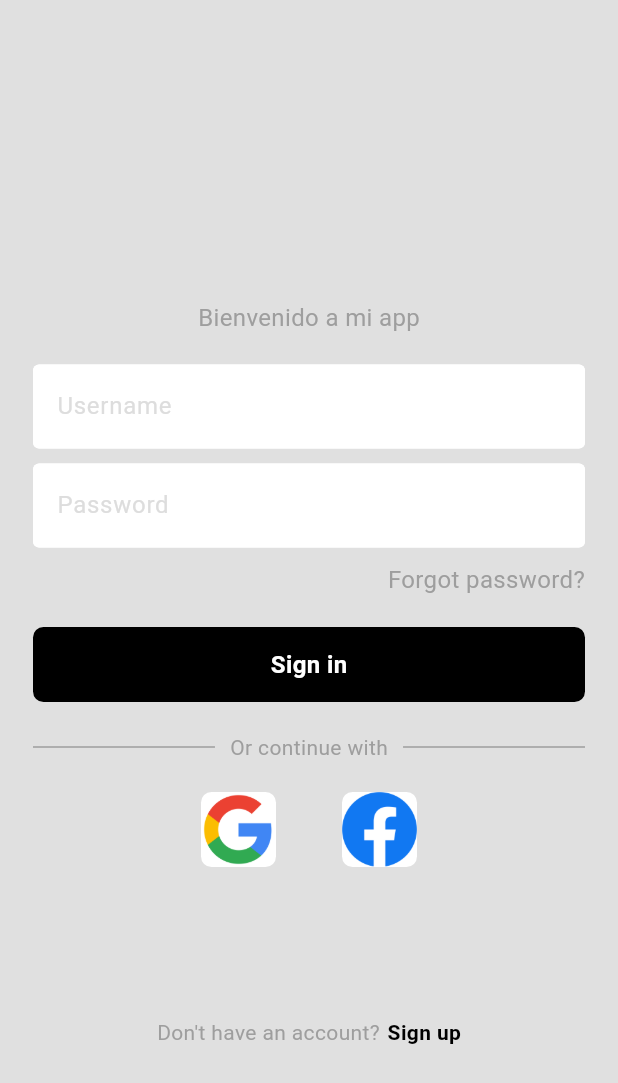
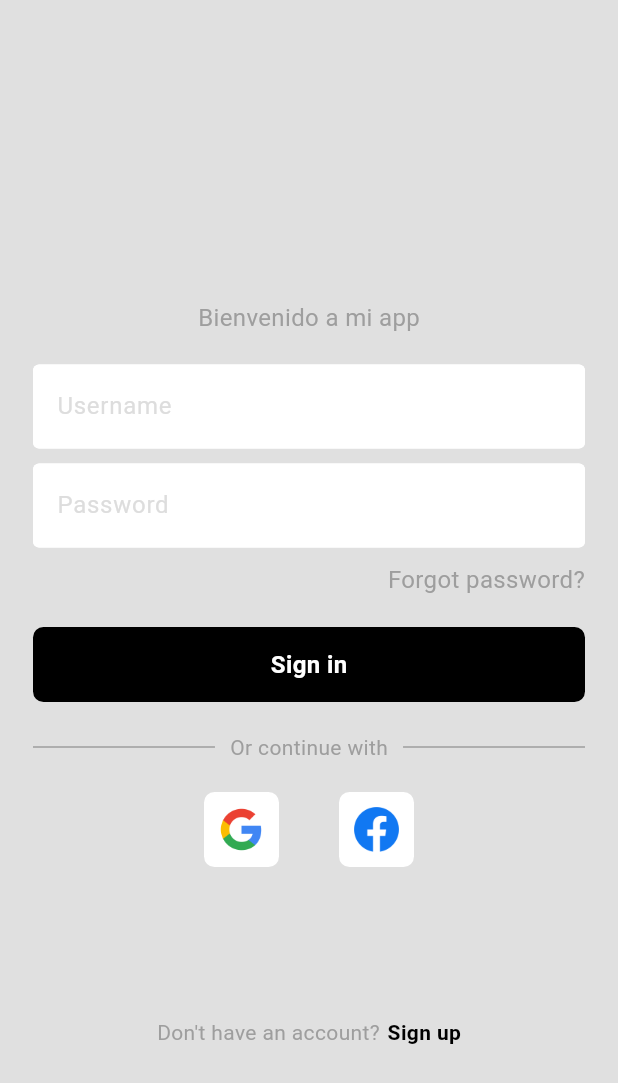
Before and after one commit to jhsilvaz13/auth-flutter, a Flutter app: the screen it shows after launch, on a phone screen of 412 x 824 dp. Shown: the top 1083 px of the screen. Run offline on Flutter 3.47's test engine with Material 3 defaults, Android fonts, the phone set to English and light mode, and no system bars.

Commit message:
Solved padding logos

```diff
--- a/lib/pages/components/square_tile.dart
+++ b/lib/pages/components/square_tile.dart
@@ -9,7 +9,8 @@ class SquareTile extends StatelessWidget {
   @override
   Widget build(BuildContext context) {
     return Container(
-      margin: const EdgeInsets.symmetric(horizontal: 22),
+      margin: const EdgeInsets.symmetric(horizontal: 20),
+      padding: EdgeInsets.all(10),
       height: 50,
       width: 50,
       decoration: BoxDecoration(
```
